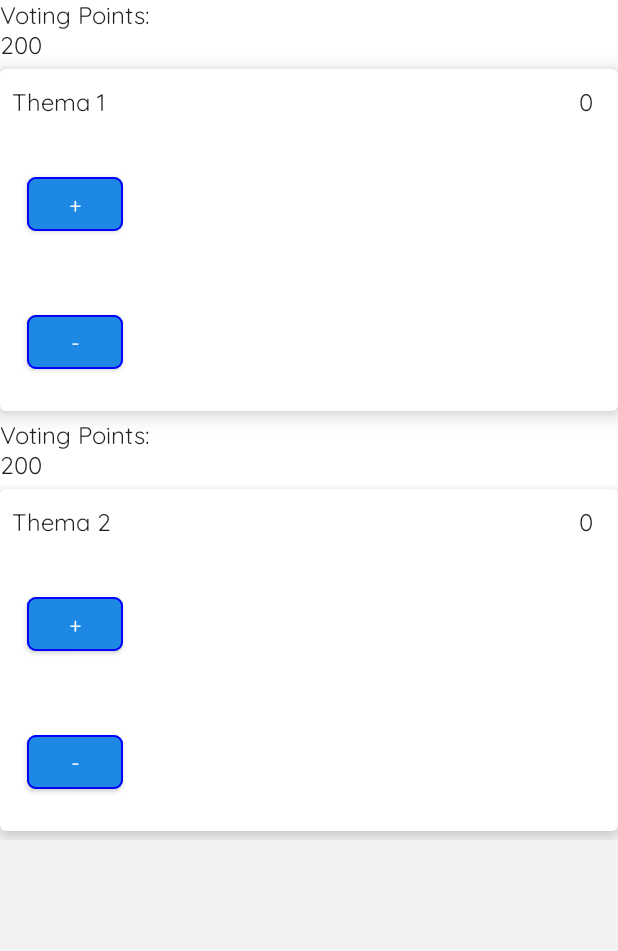
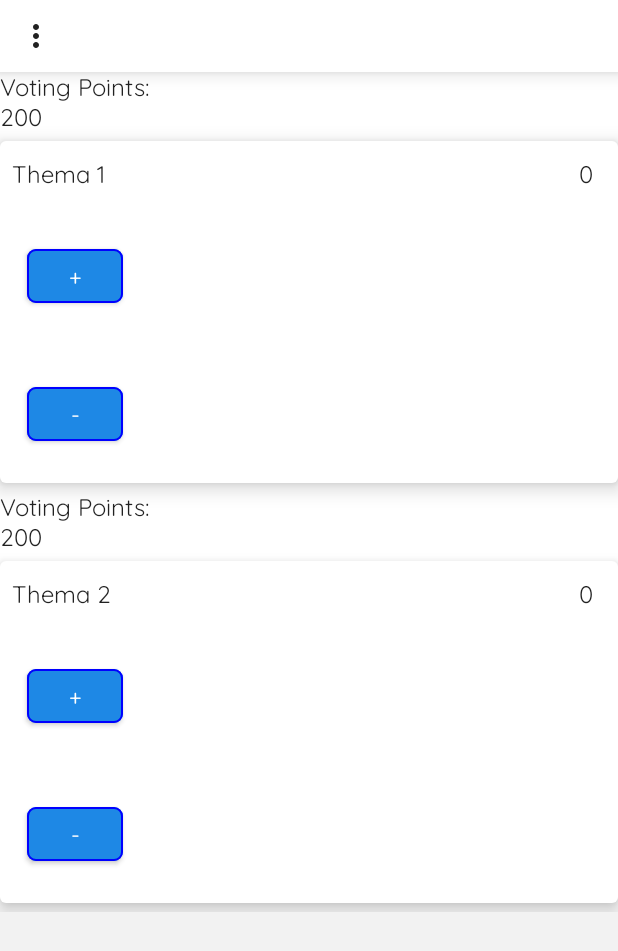
Before and after one commit to elimak/HiltViewModelDSLDependenciesStarter, an Android app built with Jetpack Compose: the composable VotingTopicsListScreen shown on its own in the app's theme, on a phone screen of 412 x 824 dp. Shown: the top 951 px of the screen. Run offline under Robolectric (Android 15) with nearby library versions, the phone set to English and light mode, and no system bars; our stand-ins replace Dagger/Hilt's generated code, constraintlayout-compose.

Commit message:
appTheme dark theme toggle

```diff
--- a/app/src/main/java/com/codingwithmitch/food2forkcompose/presentation/MainActivity.kt
+++ b/app/src/main/java/com/codingwithmitch/food2forkcompose/presentation/MainActivity.kt
@@ -4,6 +4,7 @@ import android.os.Bundle
 import androidx.activity.compose.setContent
 import androidx.appcompat.app.AppCompatActivity
 import androidx.compose.material.ExperimentalMaterialApi
+import androidx.compose.runtime.mutableStateOf
 import androidx.compose.ui.ExperimentalComposeUiApi
 import androidx.compose.ui.platform.LocalContext
 import androidx.hilt.navigation.HiltViewModelFactory
@@ -22,6 +23,8 @@ import kotlinx.coroutines.ExperimentalCoroutinesApi
 @AndroidEntryPoint
 class MainActivity : AppCompatActivity(){
 
+  //private var isDark = true
+  private var isDark = mutableStateOf(false)
 
 
   @ExperimentalComposeUiApi
@@ -38,9 +41,9 @@ class MainActivity : AppCompatActivity(){
           route = Screen.RecipeList.route) { navBackStackEntry ->
             val factory = HiltViewModelFactory(LocalContext.current, navBackStackEntry)
             val viewModel: VotingTopicsListViewModel = viewModel("VotingTopicsListViewModel", factory)
-            VotingTopicsListScreen(viewModel= viewModel,isDarkTheme=true, onToggleTheme = {})
+            VotingTopicsListScreen(viewModel= viewModel,isDarkTheme=isDark.value, onToggleTheme = {isDark.value = !isDark.value})
             }
-
+         // settingsDataStore.isDark.value
           /////////////////////////   // todo just template for next Screen
             composable(
             route = Screen.RecipeDetail.route + "/{recipeId}",
--- /dev/null
+++ b/app/src/main/java/com/codingwithmitch/food2forkcompose/presentation/components/AppBar.kt
@@ -0,0 +1,85 @@
+package com.codingwithmitch.food2forkcompose.presentation.components
+
+import androidx.compose.foundation.layout.Column
+import androidx.compose.foundation.layout.Row
+import androidx.compose.foundation.layout.fillMaxWidth
+import androidx.compose.foundation.layout.padding
+import androidx.compose.foundation.lazy.LazyRow
+import androidx.compose.foundation.lazy.rememberLazyListState
+import androidx.compose.foundation.text.KeyboardActions
+import androidx.compose.foundation.text.KeyboardOptions
+import androidx.compose.material.*
+import androidx.compose.material.icons.Icons
+import androidx.compose.material.icons.filled.MoreVert
+import androidx.compose.material.icons.filled.Search
+import androidx.compose.runtime.Composable
+import androidx.compose.ui.Alignment
+import androidx.compose.ui.ExperimentalComposeUiApi
+import androidx.compose.ui.Modifier
+import androidx.compose.ui.platform.LocalFocusManager
+import androidx.compose.ui.platform.LocalSoftwareKeyboardController
+import androidx.compose.ui.text.TextStyle
+import androidx.compose.ui.text.input.ImeAction
+import androidx.compose.ui.text.input.KeyboardType
+import androidx.compose.ui.unit.dp
+import androidx.constraintlayout.compose.ConstraintLayout
+
+@ExperimentalComposeUiApi
+@Composable
+fun AppBar(
+
+    //onSelectedCategoryChanged: (String) -> Unit,
+    onToggleTheme: () -> Unit,
+) {
+    val focusManager = LocalFocusManager.current
+    val keyboardController = LocalSoftwareKeyboardController.current
+    Surface(
+        modifier = Modifier
+            .fillMaxWidth(),
+        color = MaterialTheme.colors.secondary,
+        elevation = 8.dp,
+    ) {
+        Column {
+            Row(
+                modifier = Modifier
+                    .fillMaxWidth()
+            ) {
+
+                ConstraintLayout(
+                    modifier = Modifier.align(Alignment.CenterVertically)
+                ) {
+                    val (menu) = createRefs()
+                    IconButton(
+                        modifier = Modifier
+                            .constrainAs(menu) {
+                                end.linkTo(parent.end)
+                                linkTo(top = parent.top, bottom = parent.bottom)
+                            },
+                        onClick = onToggleTheme,
+                    ) {
+                        Icon(Icons.Filled.MoreVert, contentDescription = "Toggle Dark/Light Theme")
+                    }
+                }
+            }
+           /* val scrollState = rememberLazyListState()
+            LazyRow(
+                modifier = Modifier
+                    .padding(start = 8.dp, bottom = 8.dp),
+                state = scrollState,
+            ) {
+                items(categories) {
+                    FoodCategoryChip(
+                        category = it.value,
+                        isSelected = selectedCategory == it,
+                        onSelectedCategoryChanged = {
+                            onSelectedCategoryChanged(it)
+                        },
+                        onExecuteSearch = {
+                            onExecuteSearch()
+                        },
+                    )
+                }
+            }*/
+        }
+    }
+}
--- a/app/src/main/java/com/codingwithmitch/food2forkcompose/presentation/ui/voting_list/VotingTopicsListScreen.kt
+++ b/app/src/main/java/com/codingwithmitch/food2forkcompose/presentation/ui/voting_list/VotingTopicsListScreen.kt
@@ -5,6 +5,7 @@ import androidx.compose.material.Scaffold
 import androidx.compose.material.rememberScaffoldState
 import androidx.compose.runtime.Composable
 import androidx.compose.ui.ExperimentalComposeUiApi
+import com.codingwithmitch.food2forkcompose.presentation.components.AppBar
 import com.codingwithmitch.food2forkcompose.presentation.theme.AppTheme
 import kotlinx.coroutines.ExperimentalCoroutinesApi
 
@@ -32,19 +33,15 @@ fun VotingTopicsListScreen(
     ) {
         Scaffold(
 
-            /*topBar = {
-                SearchAppBar(
-                    query = query,
-                    onQueryChanged = viewModel::onQueryChanged,
-                    onExecuteSearch = {
-                        viewModel.onTriggerEvent(RecipeListEvent.NewSearchEvent)
-                    },
-                    categories = getAllFoodCategories(),
+            topBar = {
+                AppBar(
+
+                    /*categories = getAllFoodCategories(),
                     selectedCategory = selectedCategory,
-                    onSelectedCategoryChanged = viewModel::onSelectedCategoryChanged,
+                    onSelectedCategoryChanged = viewModel::onSelectedCategoryChanged,*/
                     onToggleTheme = { onToggleTheme() }
                 )
-            },*/
+            },
             scaffoldState = scaffoldState,
             snackbarHost = {
                 scaffoldState.snackbarHostState
```
